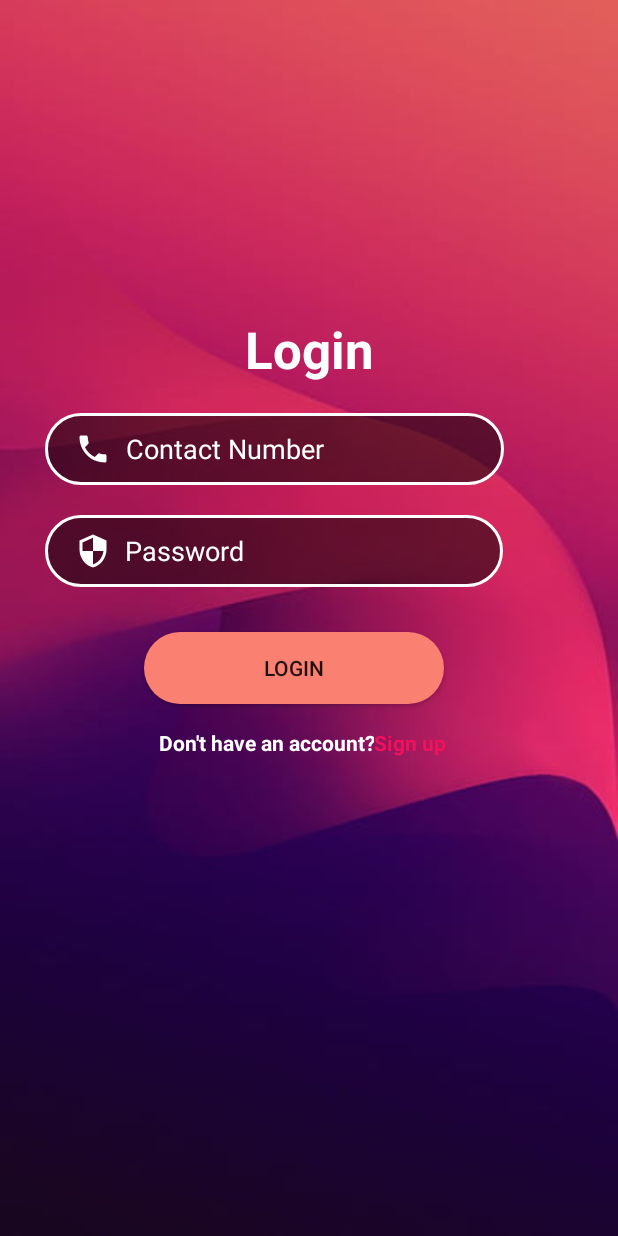
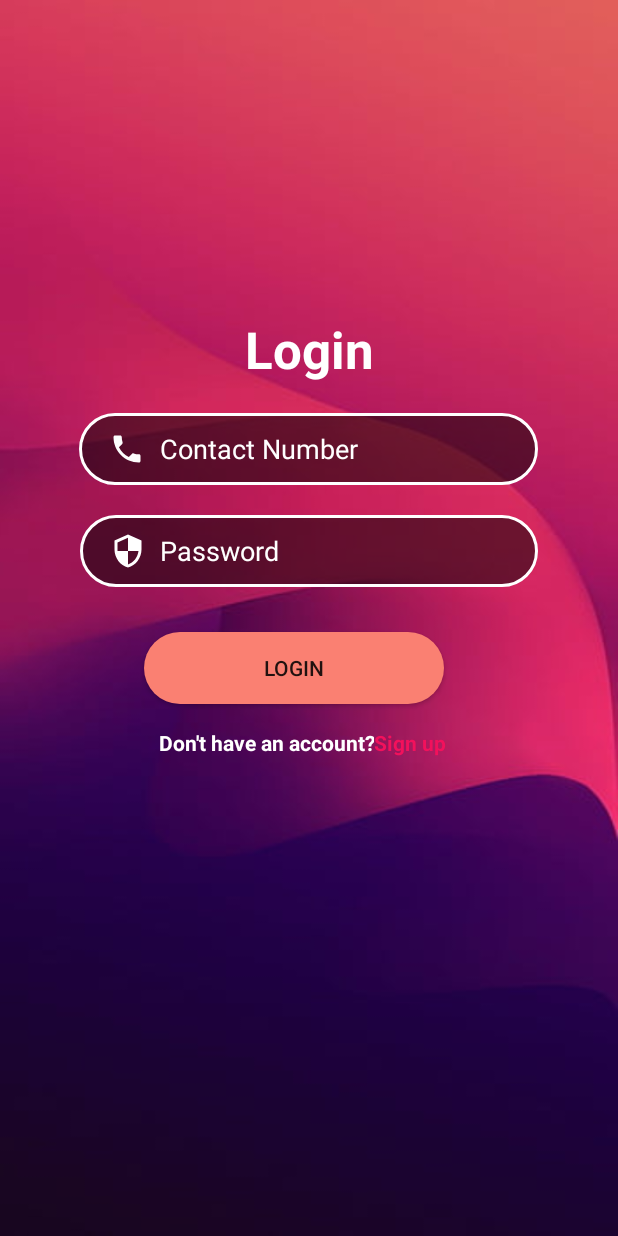
Before and after one commit to Raha111/Rhythm-Guard, an Android app: the screen it shows after launch (LoginActivity), on a phone screen of 412 x 824 dp. Run offline under Robolectric (Android 15) with nearby library versions, the phone set to English and light mode, and no system bars; our stand-ins replace Firebase (no records; nobody signed in at launch, a user with empty details on screens opened directly).

Commit message:
some changes

```diff
--- a/app/src/main/res/layout/activity_login.xml
+++ b/app/src/main/res/layout/activity_login.xml
@@ -36,7 +36,7 @@
             android:id="@+id/inputPhone2"
             android:layout_width="306dp"
             android:layout_height="wrap_content"
-            android:layout_marginLeft="30dp"
+            android:layout_gravity="center"
             android:layout_marginTop="10dp"
             android:layout_marginBottom="10dp"
             android:background="@drawable/input_bg"
@@ -60,11 +60,12 @@
             android:id="@+id/inputPassword2"
             android:layout_width="305dp"
             android:layout_height="wrap_content"
-            android:layout_marginLeft="30dp"
+            android:layout_gravity="center"
             android:layout_marginTop="10dp"
             android:layout_marginBottom="10dp"
             android:background="@drawable/input_bg"
             android:drawableLeft="@drawable/ic_security"
+            android:drawableTint="@color/white"
             android:ems="10"
             android:hint="  Password"
             android:inputType="textPassword"
@@ -73,10 +74,9 @@
             android:paddingTop="10dp"
             android:paddingRight="10dp"
             android:paddingBottom="10dp"
+            android:textColor="@color/white"
             android:textColorHint="@color/white"
             android:textColorLink="@color/white"
-            android:textColor="@color/white"
-            android:drawableTint="@color/white"
             app:layout_constraintBottom_toTopOf="@+id/inputConfirmPassword"
             app:layout_constraintEnd_toEndOf="@+id/inputPhone2"
             app:layout_constraintStart_toStartOf="@+id/inputPhone2"
```
